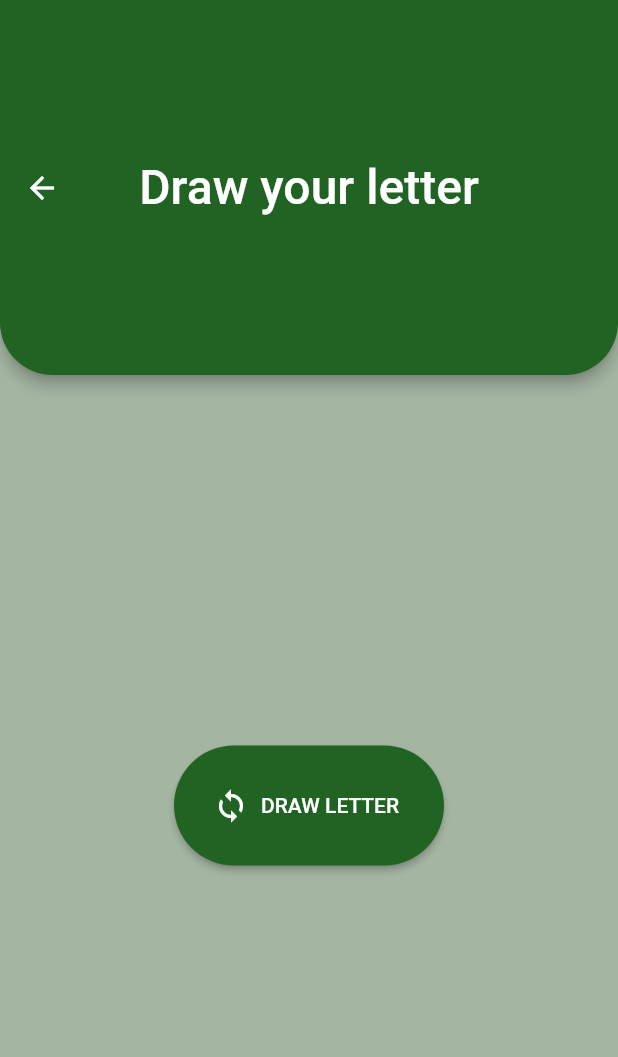
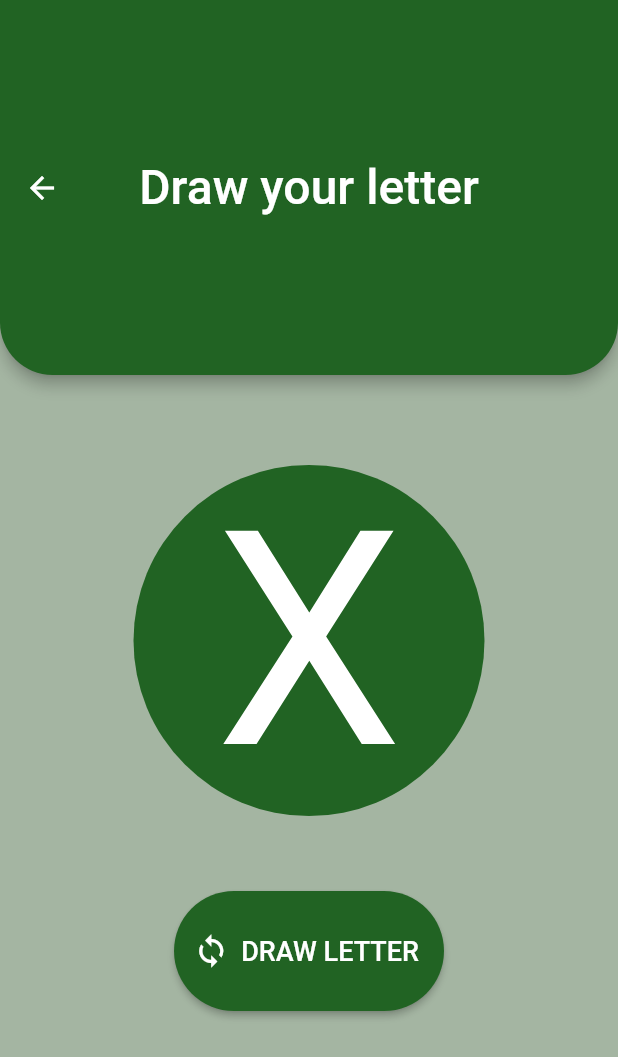
Before and after one commit to patryklaskowski1/instruments_for_various_games, a Flutter app: the RandomLettersPageContent screen opened directly, on a phone screen of 412 x 824 dp. Shown: the top 1057 px of the screen. Run offline on Flutter 3.47's test engine with Material 2 defaults, Android fonts, the phone set to English and light mode, and no system bars.

Commit message:
create list letters,custom drwa textstyle and add setState to elevatedButton when onPressed

```diff
--- a/lib/app/dice_page/dice_page_content.dart
+++ b/lib/app/dice_page/dice_page_content.dart
@@ -53,14 +53,19 @@ class _DicePageContentState extends State<DicePageContent> {
             ElevatedButton.icon(
                 icon: const Icon(
                   Icons.loop,
-                  size: 24.0,
+                  size: 28.0,
                 ),
                 style: ElevatedButton.styleFrom(
                     primary: const Color.fromARGB(255, 33, 99, 35),
                     fixedSize: const Size(180, 80),
                     shape: RoundedRectangleBorder(
                         borderRadius: BorderRadius.circular(50))),
-                label: const Text('ROLL'),
+                label: const Text(
+                  'ROLL',
+                  style: TextStyle(
+                    fontSize: 18,
+                  ),
+                ),
                 onPressed: () {
                   setState(() {
                     number = randomNumber.nextInt(6) + 1;
--- a/lib/app/random_letters_page/random_letters_page_content.dart
+++ b/lib/app/random_letters_page/random_letters_page_content.dart
@@ -1,3 +1,5 @@
+import 'dart:math';
+
 import 'package:flutter/material.dart';
 
 class RandomLettersPageContent extends StatefulWidget {
@@ -11,6 +13,34 @@ class RandomLettersPageContent extends StatefulWidget {
 }
 
 class _RandomLettersPageContentState extends State<RandomLettersPageContent> {
+  final List<String> letters = [
+    'A',
+    'B',
+    'C',
+    'D',
+    'E',
+    'F',
+    'G',
+    'H',
+    'I',
+    'J',
+    'K',
+    'L',
+    'M',
+    'N',
+    'O',
+    'P',
+    'R',
+    'S',
+    'T',
+    'U',
+    'W',
+    'X',
+    'Y',
+    'Z',
+  ];
+  String letter = 'X';
+  Random draw = Random();
   @override
   Widget build(BuildContext context) {
     return Scaffold(
@@ -32,7 +62,28 @@ class _RandomLettersPageContentState extends State<RandomLettersPageContent> {
         ),
       ),
       body: Center(
-        child: ElevatedButton.icon(
+        child: Column(
+          children: [
+            const SizedBox(height: 60),
+            Container(
+              decoration: const BoxDecoration(
+                shape: BoxShape.circle,
+                color: Color.fromARGB(255, 33, 99, 35),
+              ),
+              child: Center(
+                child: Text(
+                  letter,
+                  style: const TextStyle(
+                    fontSize: 200,
+                    color: Colors.white,
+                  ),
+                ),
+              ),
+            ),
+            const SizedBox(
+              height: 50,
+            ),
+            ElevatedButton.icon(
               icon: const Icon(
                 Icons.sync,
                 size: 24.0,
@@ -42,8 +93,17 @@ class _RandomLettersPageContentState extends State<RandomLettersPageContent> {
                   fixedSize: const Size(180, 80),
                   shape: RoundedRectangleBorder(
                       borderRadius: BorderRadius.circular(50))),
-          label: const Text('DRAW LETTER'),
-          onPressed: () {},
+              label: const Text(
+                'DRAW LETTER',
+                style: TextStyle(fontSize: 18),
+              ),
+              onPressed: () {
+                setState(() {
+                  letter = letters[draw.nextInt(letters.length)];
+                });
+              },
+            ),
+          ],
         ),
       ),
     );
```
Lines whose indentation alone changed are shown as unchanged.
